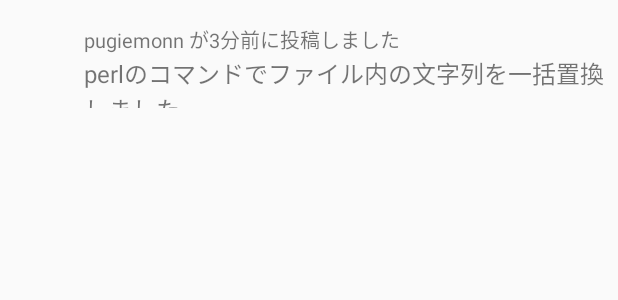
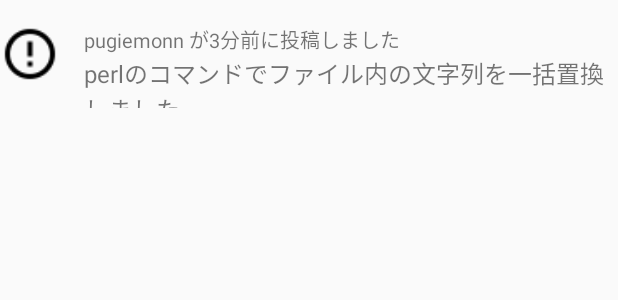
Before and after one commit to hkurokawa/Qiitandroid, an Android app: the layout item_article.xml on its own in the app's theme, with its tools: preview values and no code run, on a phone screen of 412 x 824 dp. Shown: the top 300 px of the screen. Run offline under Robolectric (Android 15) with nearby library versions, the phone set to English and light mode, and no system bars.

Commit message:
Use custom binding to load image.

```diff
--- a/app/src/main/java/com/hkurokawa/qiitandroid/views/ArticleAdapter.java
+++ b/app/src/main/java/com/hkurokawa/qiitandroid/views/ArticleAdapter.java
@@ -8,7 +8,6 @@ import android.widget.ArrayAdapter;
 
 import com.hkurokawa.qiitandroid.databinding.ItemArticleBinding;
 import com.hkurokawa.qiitandroid.model.Article;
-import com.squareup.picasso.Picasso;
 
 /**
  * An ArrayAdapter to display a list of {@link com.hkurokawa.qiitandroid.model.Article}s.
@@ -29,9 +28,8 @@ public class ArticleAdapter extends ArrayAdapter<Article> {
         }
 
         final ItemArticleBinding binding = (ItemArticleBinding) convertView.getTag();
-        Article article = this.getItem(position);
+        final Article article = this.getItem(position);
         binding.setArticle(article);
-        Picasso.with(this.getContext()).load(article.getUser().getProfileImageUrl()).into(binding.userIcon);
         return convertView;
     }
 }
--- a/app/src/main/res/layout/item_article.xml
+++ b/app/src/main/res/layout/item_article.xml
@@ -1,12 +1,13 @@
 <?xml version="1.0" encoding="utf-8"?>
 <layout xmlns:android="http://schemas.android.com/apk/res/android"
-        xmlns:tools="http://schemas.android.com/tools">
+    xmlns:app="http://schemas.android.com/apk/res-auto"
+    xmlns:tools="http://schemas.android.com/tools">
 
     <data>
 
         <variable
             name="article"
-            type="com.hkurokawa.qiitandroid.model.Article"/>
+            type="com.hkurokawa.qiitandroid.model.Article" />
     </data>
 
     <RelativeLayout
@@ -18,9 +19,12 @@
             android:id="@+id/user_icon"
             android:layout_width="40dp"
             android:layout_height="40dp"
+            android:layout_alignParentLeft="true"
+            android:layout_alignParentTop="true"
             android:layout_marginRight="16dp"
-            android:layout_alignParentLeft="true"
-            android:layout_alignParentTop="true"/>
+            app:error="@{@drawable/ic_error_outline_black_24dp}"
+            app:imageUrl="@{article.user.profileImageUrl}"
+            tools:src="@drawable/ic_error_outline_black_24dp" />
 
         <TextView
             android:id="@+id/info"
@@ -28,9 +32,9 @@
             android:layout_height="wrap_content"
             android:layout_alignParentTop="true"
             android:layout_toRightOf="@id/user_icon"
+            android:text='@{article.user.urlName + " が" + article.createdAtInWords + "前に投稿しました"}'
             android:textSize="13sp"
-            android:text='@{article.user.urlName + " が" + article.createdAtInWords + "前に投稿しました"}'
-            tools:text="pugiemonn が3分前に投稿しました"/>
+            tools:text="pugiemonn が3分前に投稿しました" />
 
         <TextView
             android:id="@+id/title"
@@ -38,10 +42,10 @@
             android:layout_height="wrap_content"
             android:layout_below="@id/info"
             android:layout_toRightOf="@id/user_icon"
+            android:ellipsize="end"
             android:lines="2"
-            android:ellipsize="end"
+            android:text="@{article.title}"
             android:textSize="16sp"
-            android:text="@{article.title}"
-            tools:text="perlのコマンドでファイル内の文字列を一括置換しました。"/>
+            tools:text="perlのコマンドでファイル内の文字列を一括置換しました。" />
     </RelativeLayout>
 </layout>
```
Also changed, not shown: app/src/main/java/com/hkurokawa/qiitandroid/views/CustomBindings.java (added, +18 -0 lines), app/src/main/res/drawable-hdpi/ic_error_outline_black_24dp.png (added), app/src/main/res/drawable-mdpi/ic_error_outline_black_24dp.png (added), app/src/main/res/drawable-xhdpi/ic_error_outline_black_24dp.png (added), app/src/main/res/drawable-xxhdpi/ic_error_outline_black_24dp.png (added), app/src/main/res/drawable-xxxhdpi/ic_error_outline_black_24dp.png (added).
